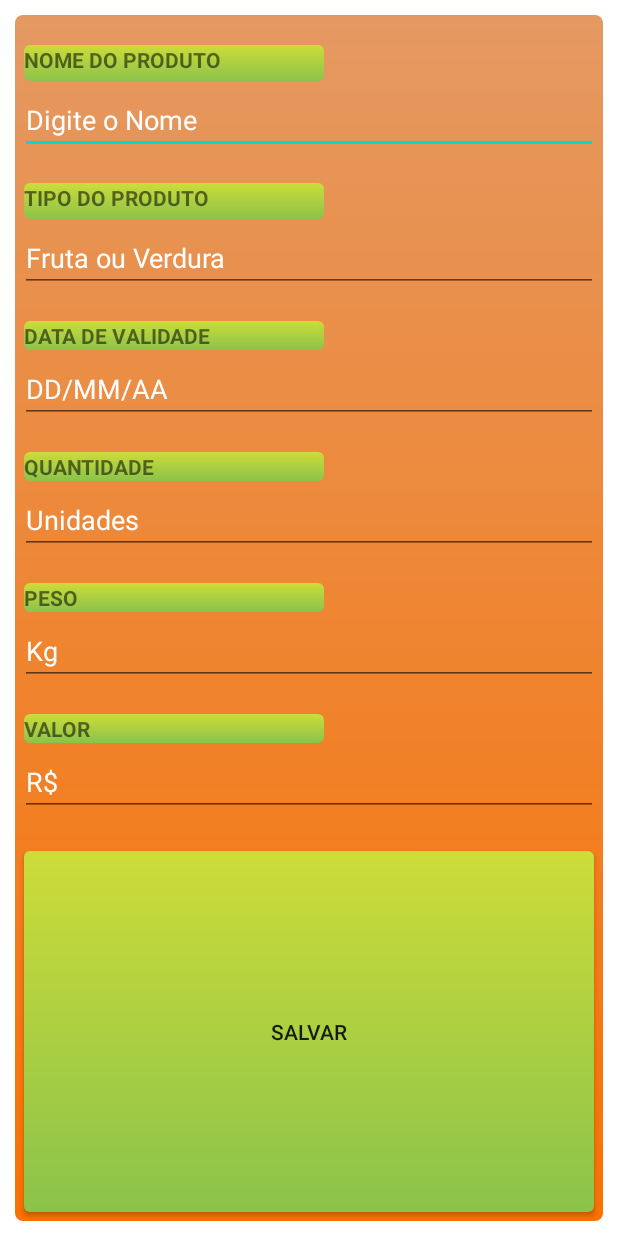
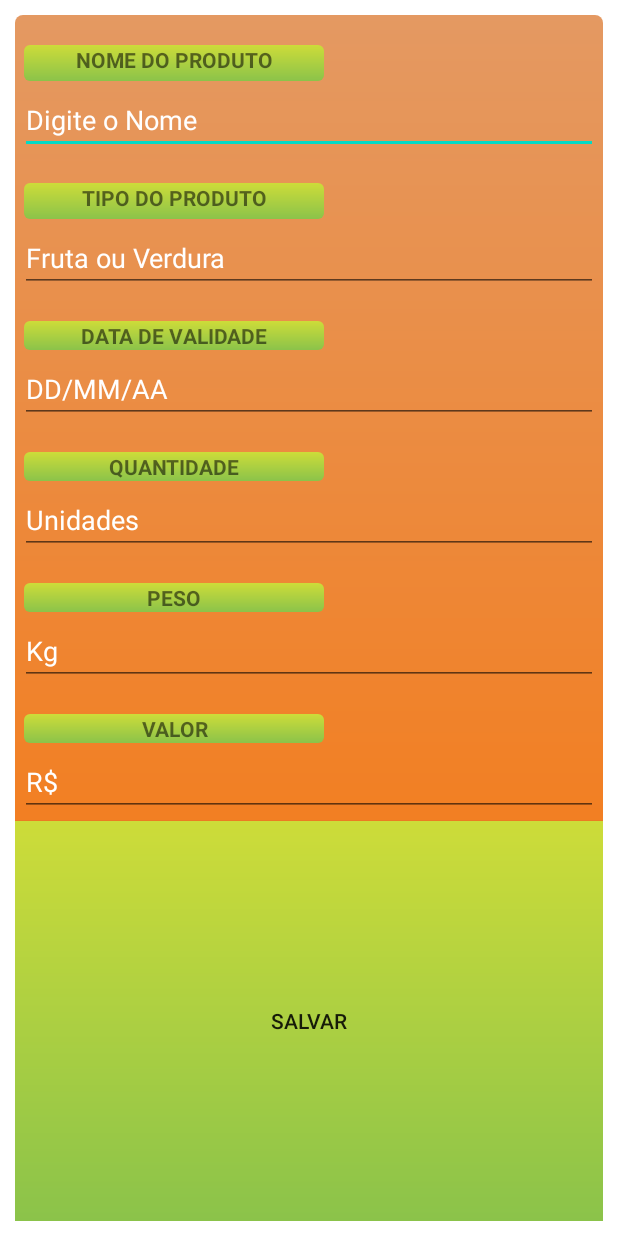
Before and after one commit to RCBaumann/FrutasdoZe, an Android app: the layout fragment_adicionar.xml on its own in the app's theme, with its tools: preview values and no code run, on a phone screen of 412 x 824 dp. Run offline under Robolectric (Android 15) with nearby library versions, the phone set to English and light mode, and no system bars; Roboto replaces fonts that are not available here.

Commit message:
todos os campos sendo inseridos e salvos

```diff
--- a/app/src/main/java/com/graxa/frutasdoz/adapter/ListaAdapter.kt
+++ b/app/src/main/java/com/graxa/frutasdoz/adapter/ListaAdapter.kt
@@ -29,6 +29,10 @@ class ListaAdapter: RecyclerView.Adapter<ListaViewHolder>() {
         holder.itemView.nomeLista.text = itemLista.nome
         holder.itemView.tipoLista.text = itemLista.tipoProduto
         holder.itemView.dataLista.text = itemLista.dataValidade
+        holder.itemView.quantidadeLista.text = itemLista.quantidade
+        holder.itemView.pesoLista.text = itemLista.peso
+        holder.itemView.valoLista.text = itemLista.valor
+        //todo ajustas tipos de dados
 
         holder.itemView.rolList.setOnClickListener(){
             val action = ListaFragmentDirections.actionListaFragmentToAtualizaFragment(itemLista)
@@ -36,7 +40,6 @@ class ListaAdapter: RecyclerView.Adapter<ListaViewHolder>() {
         }
 
     }
-
 
     override fun getItemCount(): Int {
         return produtosList.size
--- /dev/null
+++ b/app/src/main/res/drawable/container_btn_lista.xml
@@ -0,0 +1,8 @@
+<?xml version="1.0" encoding="utf-8"?>
+<shape xmlns:android="http://schemas.android.com/apk/res/android">
+
+    <gradient android:angle="90"
+        android:startColor="#8BC34A"
+        android:endColor="#CDDC39"/>
+
+</shape>
--- a/app/src/main/res/layout/fragment_adicionar.xml
+++ b/app/src/main/res/layout/fragment_adicionar.xml
@@ -8,7 +8,7 @@
     android:layout_margin="10dp">
 
     <LinearLayout
-        android:id="@+id/linear_layout"
+        android:id="@+id/linearLayoutAdd"
         android:layout_width="match_parent"
         android:layout_height="match_parent"
         android:background="@drawable/container_edit_lista"
@@ -24,8 +24,9 @@
             android:layout_height="24dp"
             android:layout_marginTop="20dp"
             android:layout_marginStart="6dp"
-            android:background="@drawable/container_textview_lista_cadastro"
+            android:background="@drawable/container_lista_cadastro"
             android:text="Nome do Produto"
+            android:textAlignment="center"
             android:textAllCaps="true"
             android:textStyle="bold" />
 
@@ -36,7 +37,7 @@
             android:layout_margin="3dp"
             android:hint="Digite o Nome"
             android:imeOptions="actionDone"
-            android:inputType="textPersonName"
+            android:inputType="textCapSentences"
             android:singleLine="true"
             android:textColorHint="@color/white" />
 
@@ -46,8 +47,9 @@
             android:layout_height="24dp"
             android:layout_marginTop="16dp"
             android:layout_marginStart="6dp"
-            android:background="@drawable/container_textview_lista_cadastro"
+            android:background="@drawable/container_lista_cadastro"
             android:text="Tipo do Produto"
+            android:textAlignment="center"
             android:textAllCaps="true"
             android:textStyle="bold" />
 
@@ -68,8 +70,9 @@
             android:layout_height="wrap_content"
             android:layout_marginTop="16dp"
             android:layout_marginStart="6dp"
-            android:background="@drawable/container_textview_lista_cadastro"
+            android:background="@drawable/container_lista_cadastro"
             android:text="Data de validade"
+            android:textAlignment="center"
             android:textAllCaps="true"
             android:textStyle="bold" />
 
@@ -79,8 +82,9 @@
             android:layout_height="wrap_content"
             android:layout_margin="3dp"
             android:hint="DD/MM/AA"
+            android:maxLength="10"
             android:imeOptions="actionDone"
-            android:inputType="date"
+            android:inputType="datetime"
             android:singleLine="true"
             android:textColorHint="@color/white" />
 
@@ -90,8 +94,9 @@
             android:layout_height="wrap_content"
             android:layout_marginTop="16dp"
             android:layout_marginStart="6dp"
-            android:background="@drawable/container_textview_lista_cadastro"
+            android:background="@drawable/container_lista_cadastro"
             android:text="Quantidade"
+            android:textAlignment="center"
             android:textAllCaps="true"
             android:textStyle="bold" />
 
@@ -112,8 +117,9 @@
             android:layout_height="wrap_content"
             android:layout_marginTop="16dp"
             android:layout_marginStart="6dp"
-            android:background="@drawable/container_textview_lista_cadastro"
+            android:background="@drawable/container_lista_cadastro"
             android:text="Peso"
+            android:textAlignment="center"
             android:textAllCaps="true"
             android:textStyle="bold" />
 
@@ -134,8 +140,9 @@
             android:layout_height="wrap_content"
             android:layout_marginTop="16dp"
             android:layout_marginStart="6dp"
-            android:background="@drawable/container_textview_lista_cadastro"
+            android:background="@drawable/container_lista_cadastro"
             android:text="Valor"
+            android:textAlignment="center"
             android:textAllCaps="true"
             android:textStyle="bold" />
 
@@ -156,11 +163,7 @@
             android:layout_width="match_parent"
             android:layout_height="match_parent"
             android:text="Salvar"
-            android:layout_marginTop="20dp"
-            android:layout_marginEnd="6dp"
-            android:layout_marginStart="6dp"
-            android:layout_marginBottom="6dp"
-            android:background="@drawable/container_textview_lista_cadastro"/>
+            android:background="@drawable/container_btn_lista"/>
 
 
     </LinearLayout>
--- a/app/src/main/res/layout/fragment_lista.xml
+++ b/app/src/main/res/layout/fragment_lista.xml
@@ -13,7 +13,6 @@
             android:id="@+id/listaFrutas"
             android:layout_width="match_parent"
             android:layout_height="match_parent"
-            android:background="@drawable/container_infos"
             android:backgroundTint="#C8E6C9"
             app:layout_constraintBottom_toBottomOf="parent"
             app:layout_constraintEnd_toEndOf="parent"
@@ -24,8 +23,8 @@
 
         <androidx.appcompat.widget.AppCompatButton
             android:id="@+id/btnAdd"
-            android:layout_width="100dp"
-            android:layout_height="100dp"
+            android:layout_width="70dp"
+            android:layout_height="70dp"
             android:layout_margin="20dp"
             android:layout_marginEnd="28dp"
             android:layout_marginBottom="44dp"
```
Also changed, not shown: app/src/main/java/com/graxa/frutasdoz/MainActivity.kt (+7 -9 lines), app/src/main/java/com/graxa/frutasdoz/fragments/add/AdicionarFragment.kt (+7 -9 lines), app/src/main/java/com/graxa/frutasdoz/fragments/att/AtualizaFragment.kt (+13 -11 lines), app/src/main/java/com/graxa/frutasdoz/model/Produtos.kt (+5 -2 lines), app/src/main/java/com/graxa/frutasdoz/repository/ProdutosRepository.kt (+9 -2 lines), app/src/main/res/layout/activity_main.xml (+27 -26 lines), app/src/main/res/layout/fragment_atualiza.xml (+15 -12 lines), app/src/main/res/layout/lista_produtos.xml (+126 -16 lines), app/src/main/res/drawable/container_lista_cadastro.xml (renamed from app/src/main/res/drawable/container_textview_lista_cadastro.xml).
